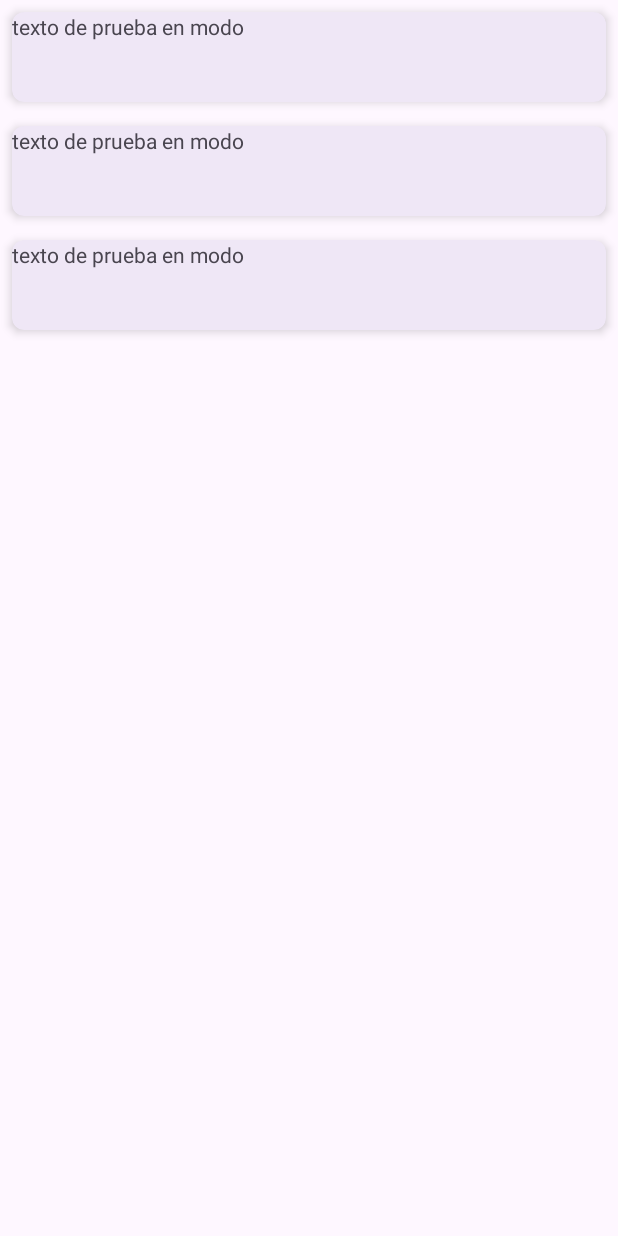
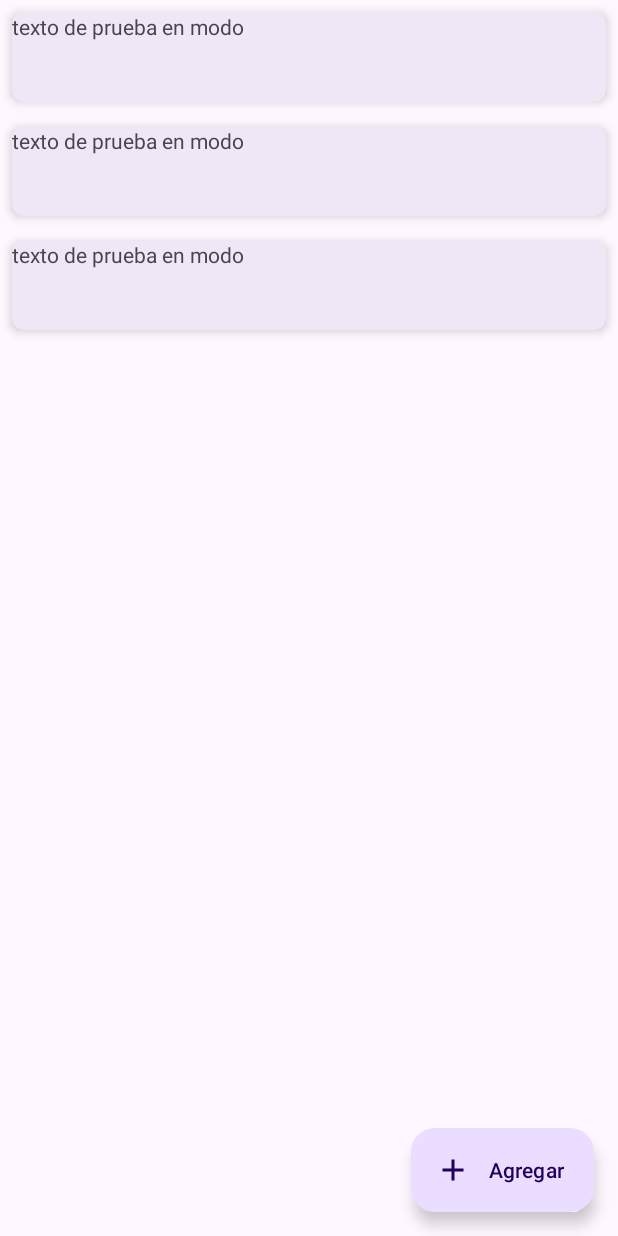
Before and after one commit to hall9zeha/Modularized-Android-App, an Android app: the layout activity_main.xml on its own in the app's theme, with its tools: preview values and no code run, on a phone screen of 412 x 824 dp. Run offline under Robolectric (Android 15) with nearby library versions, the phone set to English and light mode, and no system bars.

Commit message:
Added fab

```diff
--- /dev/null
+++ b/app/src/main/res/drawable/ic_add.xml
@@ -0,0 +1,5 @@
+<vector android:height="24dp" android:tint="#000000"
+    android:viewportHeight="24" android:viewportWidth="24"
+    android:width="24dp" xmlns:android="http://schemas.android.com/apk/res/android">
+    <path android:fillColor="@android:color/white" android:pathData="M19,13h-6v6h-2v-6H5v-2h6V5h2v6h6v2z"/>
+</vector>
--- a/app/src/main/res/layout/activity_main.xml
+++ b/app/src/main/res/layout/activity_main.xml
@@ -1,5 +1,6 @@
 <?xml version="1.0" encoding="utf-8"?>
-<androidx.constraintlayout.widget.ConstraintLayout xmlns:android="http://schemas.android.com/apk/res/android"
+<androidx.coordinatorlayout.widget.CoordinatorLayout
+    xmlns:android="http://schemas.android.com/apk/res/android"
     xmlns:app="http://schemas.android.com/apk/res-auto"
     xmlns:tools="http://schemas.android.com/tools"
     android:layout_width="match_parent"
@@ -16,5 +17,14 @@
         app:layout_constraintEnd_toEndOf="parent"
         app:layout_constraintStart_toStartOf="parent"
         app:layout_constraintTop_toTopOf="parent" />
+    <com.google.android.material.floatingactionbutton.ExtendedFloatingActionButton
+        android:layout_width="wrap_content"
+        android:layout_height="wrap_content"
+        android:id="@+id/addFab"
+        android:layout_gravity="end|bottom"
+        android:layout_margin="16dp"
+        app:icon="@drawable/ic_add"
+        android:text="Agregar"
 
-</androidx.constraintlayout.widget.ConstraintLayout>
+        />
+</androidx.coordinatorlayout.widget.CoordinatorLayout>
```
